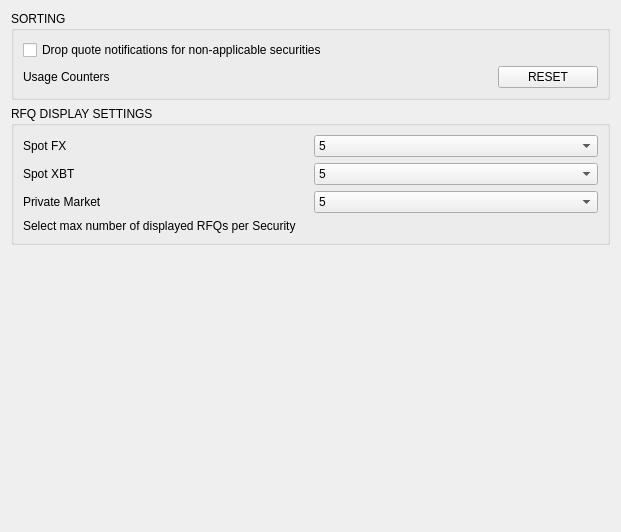
Old version of the form BlockSettleUILib/DealingSettingsPage.ui in the repository BlockSettle/terminal.
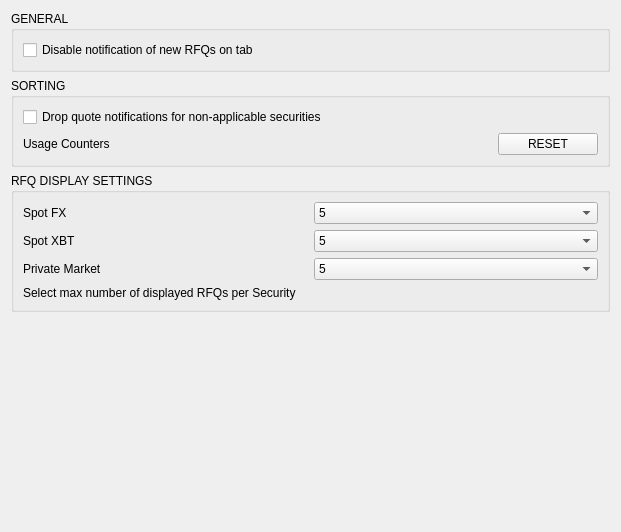
New version of the form.

Commit message: Now it's possible to disable notification of new RFQs on tab.

```diff
--- a/BlockSettleUILib/DealingSettingsPage.ui
+++ b/BlockSettleUILib/DealingSettingsPage.ui
@@ -13,7 +13,23 @@
   <property name="windowTitle">
    <string>Form</string>
   </property>
-  <layout class="QVBoxLayout" name="verticalLayout_3">
+  <layout class="QVBoxLayout" name="verticalLayout_4">
+   <item>
+    <widget class="QGroupBox" name="groupBox_2">
+     <property name="title">
+      <string>GENERAL</string>
+     </property>
+     <layout class="QVBoxLayout" name="verticalLayout_3">
+      <item>
+       <widget class="QCheckBox" name="disableBlueDot">
+        <property name="text">
+         <string>Disable notification of new RFQs on tab</string>
+        </property>
+       </widget>
+      </item>
+     </layout>
+    </widget>
+   </item>
    <item>
     <widget class="QGroupBox" name="groupBox_3">
      <property name="title">
```
Left out of the diff: 14 changed lines with no effect on the pictures. The commit also changes 5 other files.
